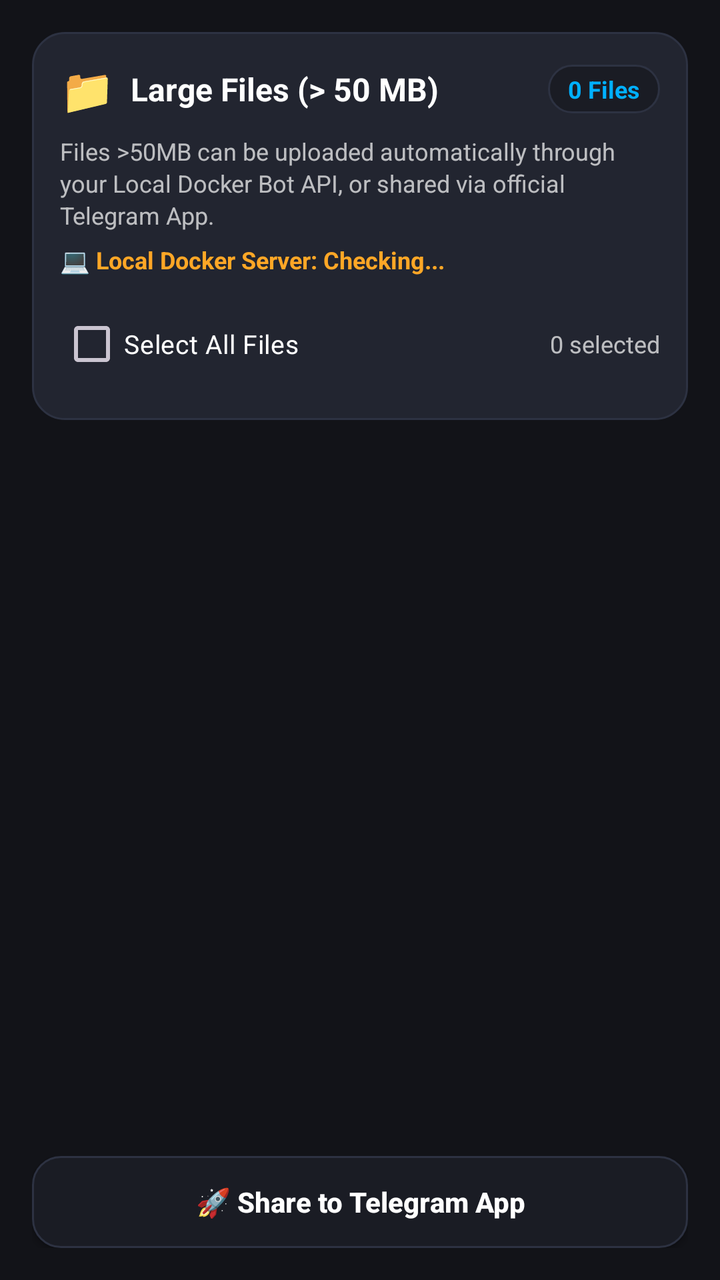
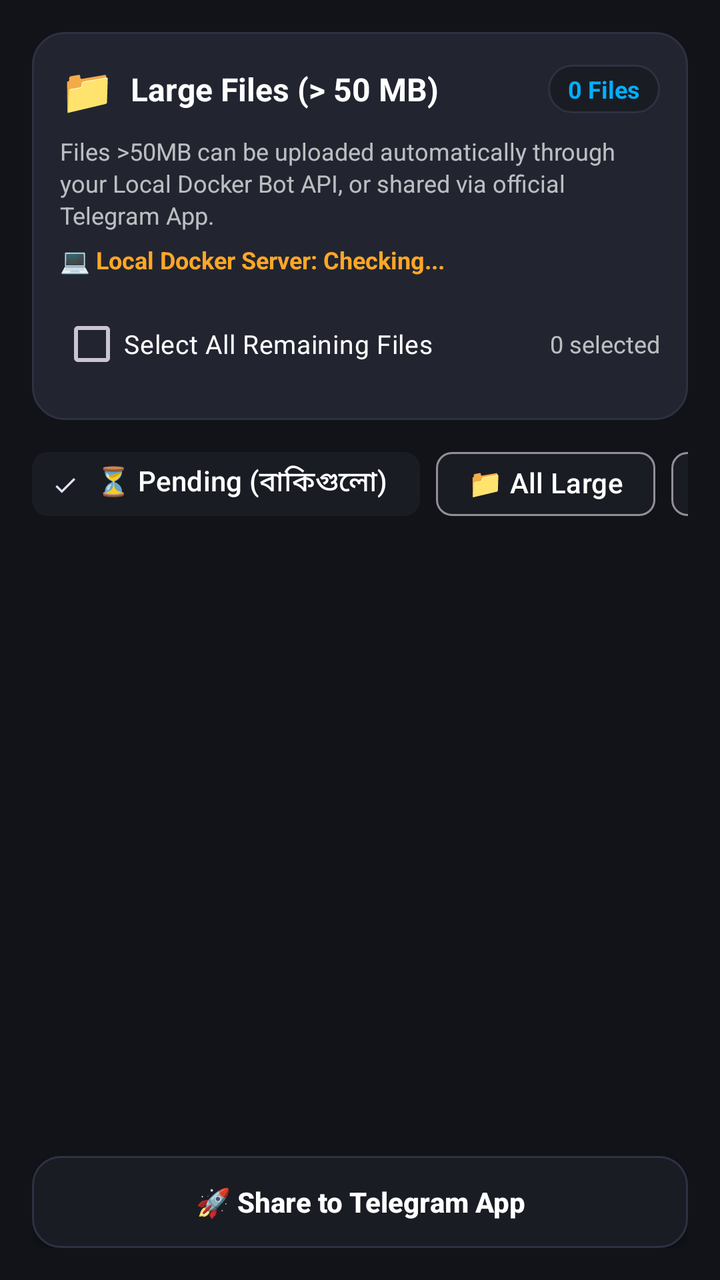

An Android layout rendered at two revisions. The XML below is the earlier revision; the diff shows what the commit changed to produce the second picture.
<!-- AndroidManifest.xml: application theme Theme.TastyDrive -->
<!-- res/layout/fragment_large_files.xml -->
<?xml version="1.0" encoding="utf-8"?>
<androidx.coordinatorlayout.widget.CoordinatorLayout
    xmlns:android="http://schemas.android.com/apk/res/android"
    xmlns:app="http://schemas.android.com/apk/res-auto"
    xmlns:tools="http://schemas.android.com/tools"
    android:layout_width="match_parent"
    android:layout_height="match_parent"
    android:background="@color/bg_dark">

    <LinearLayout
        android:layout_width="match_parent"
        android:layout_height="match_parent"
        android:orientation="vertical"
        android:padding="16dp">

        
        <LinearLayout
            android:layout_width="match_parent"
            android:layout_height="wrap_content"
            android:background="@drawable/bg_card_rounded"
            android:orientation="vertical"
            android:padding="14dp">

            <LinearLayout
                android:layout_width="match_parent"
                android:layout_height="wrap_content"
                android:orientation="horizontal"
                android:gravity="center_vertical">

                <TextView
                    android:layout_width="wrap_content"
                    android:layout_height="wrap_content"
                    android:text="📁"
                    android:textSize="22sp" />

                <TextView
                    android:layout_width="0dp"
                    android:layout_height="wrap_content"
                    android:layout_weight="1"
                    android:text="Large Files (> 50 MB)"
                    android:textColor="@color/white"
                    android:textSize="16sp"
                    android:textStyle="bold"
                    android:layout_marginStart="8dp" />

                <TextView
                    android:id="@+id/tvLargeCountBadge"
                    android:layout_width="wrap_content"
                    android:layout_height="wrap_content"
                    android:background="@drawable/bg_pill_badge"
                    android:text="0 Files"
                    android:textColor="@color/status_blue"
                    android:textSize="12sp"
                    android:textStyle="bold"
                    android:paddingStart="10dp"
                    android:paddingEnd="10dp"
                    android:paddingTop="4dp"
                    android:paddingBottom="4dp" />
            </LinearLayout>

            <TextView
                android:id="@+id/tvLargeFilesDescription"
                android:layout_width="match_parent"
                android:layout_height="wrap_content"
                android:text="Files >50MB can be uploaded automatically through your Local Docker Bot API, or shared via official Telegram App."
                android:textColor="@color/white_70"
                android:textSize="12sp"
                android:lineSpacingExtra="2dp"
                android:layout_marginTop="8dp" />

            
            <TextView
                android:id="@+id/tvLocalDockerStatusInLarge"
                android:layout_width="match_parent"
                android:layout_height="wrap_content"
                android:text="💻 Local Docker Server: Checking..."
                android:textColor="@color/primary_light"
                android:textSize="12sp"
                android:textStyle="bold"
                android:layout_marginTop="6dp" />

            
            <LinearLayout
                android:layout_width="match_parent"
                android:layout_height="wrap_content"
                android:orientation="horizontal"
                android:gravity="center_vertical"
                android:layout_marginTop="10dp">

                <CheckBox
                    android:id="@+id/cbSelectAll"
                    android:layout_width="wrap_content"
                    android:layout_height="wrap_content"
                    android:text="Select All Files"
                    android:textColor="@color/white"
                    android:textSize="13sp"
                    android:buttonTint="@color/primary" />

                <View
                    android:layout_width="0dp"
                    android:layout_height="1dp"
                    android:layout_weight="1" />

                <TextView
                    android:id="@+id/tvSelectedStats"
                    android:layout_width="wrap_content"
                    android:layout_height="wrap_content"
                    android:text="0 selected"
                    android:textColor="@color/white_70"
                    android:textSize="12sp" />
            </LinearLayout>

        </LinearLayout>

        
        <LinearLayout
            android:id="@+id/layoutEmptyLarge"
            android:layout_width="match_parent"
            android:layout_height="wrap_content"
            android:orientation="vertical"
            android:gravity="center"
            android:padding="32dp"
            android:visibility="gone">

            <ImageView
                android:layout_width="72dp"
                android:layout_height="72dp"
                android:src="@drawable/ic_nav_large"
                app:tint="@color/status_green"
                android:alpha="0.8" />

            <TextView
                android:layout_width="wrap_content"
                android:layout_height="wrap_content"
                android:text="No Oversized Files Found! 🎉"
                android:textColor="@color/white"
                android:textSize="16sp"
                android:textStyle="bold"
                android:layout_marginTop="12dp" />

            <TextView
                android:layout_width="wrap_content"
                android:layout_height="wrap_content"
                android:text="All your photos and videos are within the 50 MB limit and can be uploaded directly via Tasty Drive Bot."
                android:textColor="@color/white_70"
                android:textSize="12sp"
                android:gravity="center"
                android:layout_marginTop="4dp" />
        </LinearLayout>

        
        <androidx.recyclerview.widget.RecyclerView
            android:id="@+id/rvLargeFiles"
            android:layout_width="match_parent"
            android:layout_height="0dp"
            android:layout_weight="1"
            android:layout_marginTop="10dp"
            android:clipToPadding="false"
            android:paddingBottom="120dp" />

    </LinearLayout>

    
    <LinearLayout
        android:layout_width="match_parent"
        android:layout_height="wrap_content"
        android:layout_gravity="bottom"
        android:orientation="vertical"
        android:paddingStart="16dp"
        android:paddingEnd="16dp"
        android:paddingBottom="16dp"
        android:background="@color/bg_dark">

        
        <androidx.appcompat.widget.AppCompatButton
            android:id="@+id/btnUploadViaLocalDocker"
            android:layout_width="match_parent"
            android:layout_height="46dp"
            android:background="@drawable/bg_button_gradient"
            android:text="💻 Upload via Local Docker API"
            android:textAllCaps="false"
            android:textColor="@color/white"
            android:textSize="14sp"
            android:textStyle="bold"
            android:visibility="gone"
            android:layout_marginBottom="8dp" />

        
        <androidx.appcompat.widget.AppCompatButton
            android:id="@+id/btnShareToTelegram"
            android:layout_width="match_parent"
            android:layout_height="46dp"
            android:background="@drawable/bg_button_secondary"
            android:text="🚀 Share to Telegram App"
            android:textAllCaps="false"
            android:textColor="@color/white"
            android:textSize="14sp"
            android:textStyle="bold" />

    </LinearLayout>

</androidx.coordinatorlayout.widget.CoordinatorLayout>
<!-- resources referenced by this layout -->
<resources>
  <color name="bg_dark">#121318</color>
  <color name="primary">#FF8A00</color>
  <color name="primary_light">#FFA726</color>
  <color name="status_blue">#00B0FF</color>
  <color name="status_green">#00E676</color>
  <color name="white">#FFFFFF</color>
  <color name="white_70">#B3FFFFFF</color>
  <!-- drawable bg_button_gradient (drawable) -->
  <?xml version="1.0" encoding="utf-8"?>
  <ripple xmlns:android="http://schemas.android.com/apk/res/android"
      android:color="@color/white_40">
      <item>
          <shape android:shape="rectangle">
              <gradient
                  android:angle="0"
                  android:startColor="#FF8A00"
                  android:endColor="#FF5252"
                  android:type="linear" />
              <corners android:radius="14dp" />
          </shape>
      </item>
  </ripple>
  <!-- drawable bg_button_secondary (drawable) -->
  <?xml version="1.0" encoding="utf-8"?>
  <ripple xmlns:android="http://schemas.android.com/apk/res/android"
      android:color="@color/white_12">
      <item>
          <shape android:shape="rectangle">
              <solid android:color="@color/surface_dark" />
              <corners android:radius="14dp" />
              <stroke
                  android:width="1dp"
                  android:color="@color/card_stroke" />
          </shape>
      </item>
  </ripple>
  <!-- drawable bg_card_rounded (drawable) -->
  <?xml version="1.0" encoding="utf-8"?>
  <shape xmlns:android="http://schemas.android.com/apk/res/android"
      android:shape="rectangle">
      <solid android:color="@color/card_dark" />
      <corners android:radius="16dp" />
      <stroke
          android:width="1dp"
          android:color="@color/card_stroke" />
  </shape>
  <!-- drawable bg_pill_badge (drawable) -->
  <?xml version="1.0" encoding="utf-8"?>
  <shape xmlns:android="http://schemas.android.com/apk/res/android"
      android:shape="rectangle">
      <solid android:color="@color/surface_dark" />
      <corners android:radius="50dp" />
      <stroke
          android:width="1dp"
          android:color="@color/card_stroke" />
  </shape>
  <!-- drawable ic_nav_large (drawable) -->
  <vector xmlns:android="http://schemas.android.com/apk/res/android"
      android:width="24dp"
      android:height="24dp"
      android:viewportWidth="24"
      android:viewportHeight="24">
      <path
          android:fillColor="#FFFFFFFF"
          android:pathData="M20,6h-8l-2,-2H4C2.9,4 2,4.9 2,6v12c0,1.1 0.9,2 2,2h16c1.1,0 2,-0.9 2,-2V8C22,6.9 21.1,6 20,6z M16,14l-4,4 -4,-4h2.5v-3h3v3H16z" />
  </vector>
  <style name="Theme.TastyDrive" parent="Theme.Material3.Dark.NoActionBar">
          
          <item name="colorPrimary">@color/primary</item>
          <item name="colorPrimaryContainer">@color/primary_variant</item>
          <item name="colorSecondary">@color/secondary</item>
          <item name="android:statusBarColor">@color/bg_dark</item>
          <item name="android:navigationBarColor">@color/surface_dark</item>
          <item name="android:windowBackground">@color/bg_dark</item>
      </style>
  <color name="white_40">#66FFFFFF</color>
  <color name="white_12">#1FFFFFFF</color>
  <color name="surface_dark">#1A1C24</color>
  <color name="card_stroke">#2D3242</color>
  <color name="card_dark">#222530</color>
  <color name="primary_variant">#E56700</color>
  <color name="secondary">#00C49F</color>
</resources>

<!-- the commit's change to res/layout/fragment_large_files.xml (unified diff, before → after) -->
@@ -91,7 +91,7 @@
                     android:id="@+id/cbSelectAll"
                     android:layout_width="wrap_content"
                     android:layout_height="wrap_content"
-                    android:text="Select All Files"
+                    android:text="Select All Remaining Files"
                     android:textColor="@color/white"
                     android:textSize="13sp"
                     android:buttonTint="@color/primary" />
@@ -111,6 +111,50 @@
             </LinearLayout>
 
         </LinearLayout>
+
+        
+        <HorizontalScrollView
+            android:layout_width="match_parent"
+            android:layout_height="wrap_content"
+            android:scrollbars="none"
+            android:layout_marginTop="8dp">
+
+            <com.google.android.material.chip.ChipGroup
+                android:id="@+id/chipGroupLargeFilter"
+                android:layout_width="wrap_content"
+                android:layout_height="wrap_content"
+                app:singleSelection="true">
+
+                <com.google.android.material.chip.Chip
+                    android:id="@+id/chipLargePending"
+                    style="@style/Widget.Material3.Chip.Filter"
+                    android:layout_width="wrap_content"
+                    android:layout_height="wrap_content"
+                    android:checked="true"
+                    android:text="⏳ Pending (বাকিগুলো)"
+                    android:textColor="@color/white"
+                    app:chipBackgroundColor="@color/surface_dark" />
+
+                <com.google.android.material.chip.Chip
+                    android:id="@+id/chipLargeAll"
+                    style="@style/Widget.Material3.Chip.Filter"
+                    android:layout_width="wrap_content"
+                    android:layout_height="wrap_content"
+                    android:text="📁 All Large"
+                    android:textColor="@color/white"
+                    app:chipBackgroundColor="@color/surface_dark" />
+
+                <com.google.android.material.chip.Chip
+                    android:id="@+id/chipLargeUploaded"
+                    style="@style/Widget.Material3.Chip.Filter"
+                    android:layout_width="wrap_content"
+                    android:layout_height="wrap_content"
+                    android:text="⚡ Uploaded (সম্পন্ন)"
+                    android:textColor="@color/white"
+                    app:chipBackgroundColor="@color/surface_dark" />
+
+            </com.google.android.material.chip.ChipGroup>
+        </HorizontalScrollView>
 
         
         <LinearLayout
@@ -130,18 +174,20 @@
                 android:alpha="0.8" />
 
             <TextView
+                android:id="@+id/tvEmptyLargeTitle"
                 android:layout_width="wrap_content"
                 android:layout_height="wrap_content"
-                android:text="No Oversized Files Found! 🎉"
+                android:text="No Pending Large Files! 🎉"
                 android:textColor="@color/white"
                 android:textSize="16sp"
                 android:textStyle="bold"
                 android:layout_marginTop="12dp" />
 
             <TextView
+                android:id="@+id/tvEmptyLargeSubtitle"
                 android:layout_width="wrap_content"
                 android:layout_height="wrap_content"
-                android:text="All your photos and videos are within the 50 MB limit and can be uploaded directly via Tasty Drive Bot."
+                android:text="All large files are either backed up or none found over 50MB."
                 android:textColor="@color/white_70"
                 android:textSize="12sp"
                 android:gravity="center"
@@ -154,7 +200,7 @@
             android:layout_width="match_parent"
             android:layout_height="0dp"
             android:layout_weight="1"
-            android:layout_marginTop="10dp"
+            android:layout_marginTop="8dp"
             android:clipToPadding="false"
             android:paddingBottom="120dp" />
 
